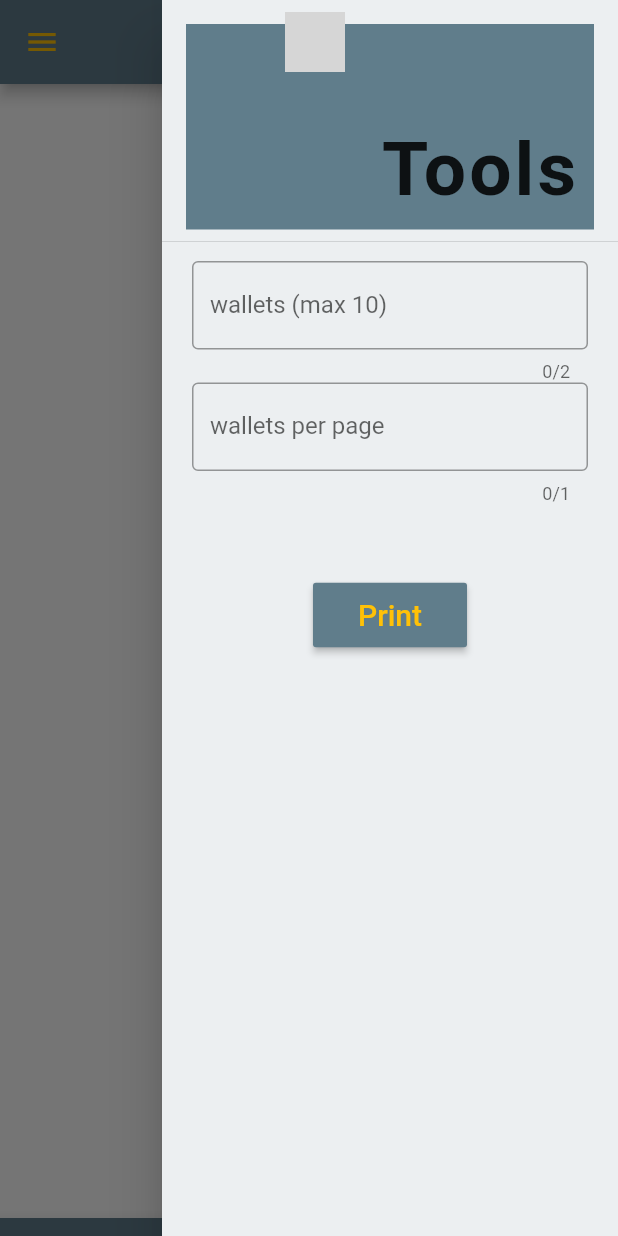
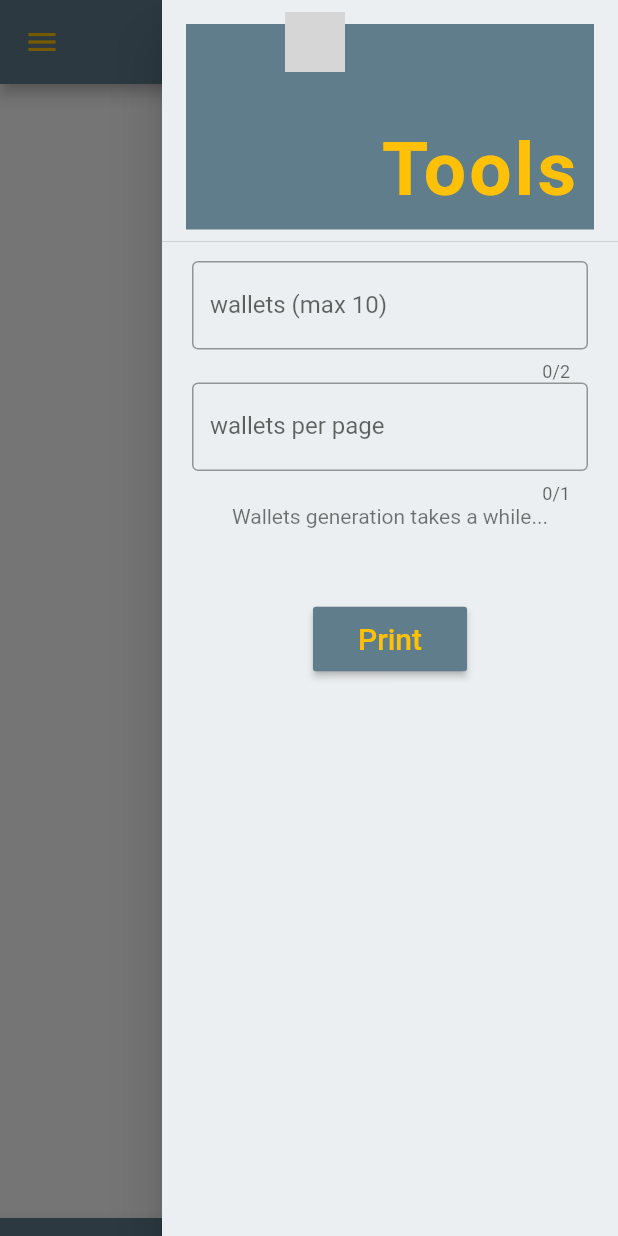
Before and after one commit to ejfhp/bitonpaper, a Flutter app: the BOPUI screen opened directly with empty values, after a tap on the "menu" icon, on a phone screen of 412 x 824 dp. Run offline on Flutter 3.47's test engine with Material 2 defaults, Android fonts, the phone set to English and light mode, and no system bars; our stand-ins replace pdf, printing, qr_flutter; missing offline and left inert: dartsv; network calls fail; grey boxes are pictures that could not be loaded.

Commit message:
Intro page color and twitter account. Percentage scale on print.

```diff
--- a/flutter/lib/artMenu.dart
+++ b/flutter/lib/artMenu.dart
@@ -29,6 +29,7 @@ class Menu extends StatelessWidget {
         "Arts",
         textAlign: TextAlign.left,
         style: TextStyle(
+          color: Colors.amber,
           fontFamily: "Roboto",
           fontSize: 50,
           fontWeight: FontWeight.bold,
--- a/flutter/lib/print.dart
+++ b/flutter/lib/print.dart
@@ -10,7 +10,8 @@ class PDFGenerator {
   static Future<void> toPDF({Art art, List<Wallet> wallets, int walletspp}) async {
     final doc = pdfw.Document();
     pdf.PdfPageFormat ppf = pdf.PdfPageFormat.a4;
-    double wMaxH = (ppf.availableHeight / walletspp) - (1 * walletspp);
+
+    double wMaxH = (ppf.availableHeight / walletspp);
     int numPages = (wallets.length / walletspp).ceil();
     print("Page available height: " + ppf.availableHeight.toString());
     print("Wallet per page: " + walletspp.toString());
@@ -47,7 +48,8 @@ class PDFGenerator {
     double distancing = 4;
     double scaleW = maxWidth / art.width;
     double scaleH = maxHeight / art.height;
-    double scale = math.min(scaleW, scaleH);
+    double scale = math.min(scaleW, scaleH) * 0.9;
+    // print("Scales: W:" + scaleW.toString() + " H:" + scaleH.toString() + " S:" + scale.toString());
 
     NetworkImage artImage = NetworkImage(art.url);
     final artImageProvider = await flutterImageProvider(artImage);
--- a/flutter/lib/toolMenu.dart
+++ b/flutter/lib/toolMenu.dart
@@ -29,6 +29,7 @@ class ToolMenu extends StatelessWidget {
         "Tools",
         textAlign: TextAlign.right,
         style: TextStyle(
+          color: Colors.amber,
           fontFamily: "Roboto",
           fontSize: 50,
           fontWeight: FontWeight.bold,
@@ -68,6 +69,9 @@ class ToolMenu extends StatelessWidget {
                 labelText: "wallets per page",
               ),
             ),
+            RichText(
+              text: TextSpan(text: "Wallets generation takes a while...", style: TextStyle(color: Colors.black54)),
+            ),
             Container(
               child: RaisedButton(
                 onPressed: () {
```
Also changed, not shown: flutter/lib/intro.dart (+20 -11 lines), flutter/lib/walletPainter.dart (+4 -17 lines), 1 other file.
